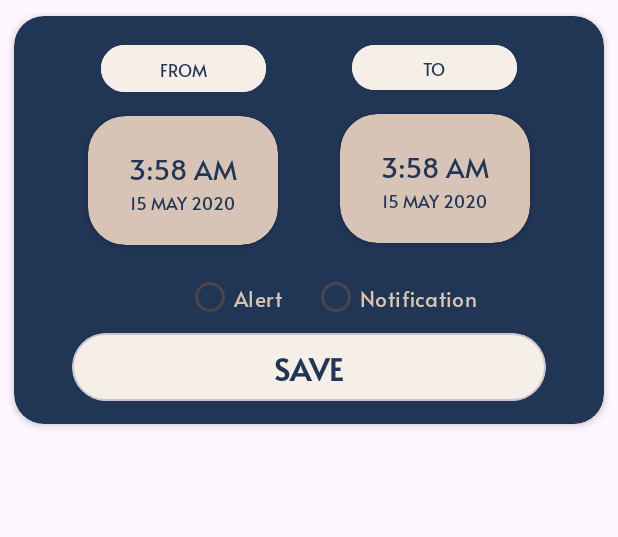
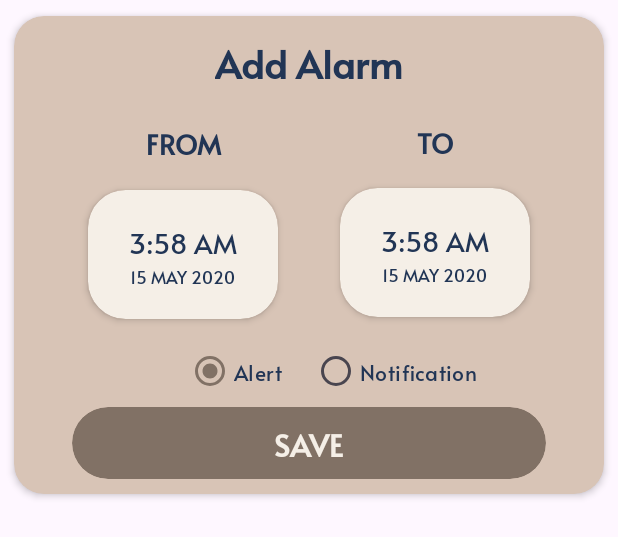
Before and after one commit to hassankamal87/Weather-Cast-ITI-Android, an Android app: the layout alert_dialog_layout.xml on its own in the app's theme, with its tools: preview values and no code run, on a phone screen of 412 x 824 dp. Shown: the top 537 px of the screen. Run offline under Robolectric (Android 15) with nearby library versions, the phone set to English and light mode, and no system bars.

Commit message:
update UI for alert dialog, datePicker, timePicker

```diff
--- a/app/src/main/java/com/example/noaa/alert/view/AlertFragment.kt
+++ b/app/src/main/java/com/example/noaa/alert/view/AlertFragment.kt
@@ -98,6 +98,7 @@ class AlertFragment : Fragment() {
             MaterialDatePicker.Builder.datePicker()
                 .setSelection(MaterialDatePicker.todayInUtcMilliseconds())
                 .setCalendarConstraints(constraintsBuilder.build())
+                .setTheme(R.style.ThemeOverlay_App_DatePicker)
                 .setTitleText("Select date")
                 .build()
 
@@ -164,7 +165,7 @@ class AlertFragment : Fragment() {
         timePicker.addOnCancelListener {
 
             var selector = ""
-            val minute = currentMinute.toString()
+            val minute = (currentMinute+1).toString()
             val hour = when {
                 currentHour > 12 -> {
                     selector = "PM"
@@ -184,7 +185,7 @@ class AlertFragment : Fragment() {
                 fromMinuteInt = currentMinute
             }else{
                 toHourInt = currentHour
-                toMinuteInt = currentMinute
+                toMinuteInt = currentMinute+1
             }
 
         }
--- a/app/src/main/res/layout/alert_dialog_layout.xml
+++ b/app/src/main/res/layout/alert_dialog_layout.xml
@@ -1,9 +1,10 @@
 <?xml version="1.0" encoding="utf-8"?>
 <com.google.android.material.card.MaterialCardView xmlns:android="http://schemas.android.com/apk/res/android"
     xmlns:app="http://schemas.android.com/apk/res-auto"
+    xmlns:tools="http://schemas.android.com/tools"
     android:layout_width="match_parent"
     android:layout_height="wrap_content"
-    android:backgroundTint="@color/text_color"
+    android:backgroundTint="@color/active_color"
     app:cardCornerRadius="20dp"
     app:cardElevation="3dp"
     app:cardUseCompatPadding="true"
@@ -12,34 +13,47 @@
     <androidx.constraintlayout.widget.ConstraintLayout
         android:layout_width="match_parent"
         android:layout_height="match_parent"
-        android:paddingVertical="15dp">
+        android:paddingVertical="10dp">
 
-        <Button
-            android:id="@+id/btn_From"
+        <TextView
+            android:id="@+id/title_alert_dialog"
+            android:layout_width="wrap_content"
+            android:layout_height="wrap_content"
+            android:text="@string/add_alarm"
+            android:textColor="@color/text_color"
+            android:textSize="25sp"
+            android:textStyle="bold"
+            app:layout_constraintEnd_toEndOf="parent"
+            app:layout_constraintStart_toStartOf="parent"
+            app:layout_constraintTop_toTopOf="parent" />
+
+        <TextView
+            android:id="@+id/tv_From_alert_dialog"
             android:layout_width="110dp"
             android:layout_height="39dp"
-            android:backgroundTint="@color/baseColor"
-            android:clickable="false"
+            android:layout_marginTop="15dp"
+            android:gravity="center"
             android:text="@string/from"
             android:textColor="@color/text_color"
-            android:textSize="11sp"
-            app:layout_constraintEnd_toStartOf="@+id/btn_to"
+            android:textSize="18sp"
+            android:textStyle="bold"
+            app:layout_constraintEnd_toStartOf="@+id/tv_to_alert_dialog"
             app:layout_constraintHorizontal_bias="0.5"
             app:layout_constraintStart_toStartOf="parent"
-            app:layout_constraintTop_toTopOf="parent" />
+            app:layout_constraintTop_toBottomOf="@+id/title_alert_dialog" />
 
         <com.google.android.material.card.MaterialCardView
             android:id="@+id/cv_from"
             android:layout_width="wrap_content"
             android:layout_height="wrap_content"
-            android:backgroundTint="@color/second_color_yellow"
+            android:backgroundTint="@color/baseColor"
             android:clickable="true"
             app:cardCornerRadius="25dp"
             app:cardElevation="3dp"
             app:cardUseCompatPadding="true"
-            app:layout_constraintEnd_toEndOf="@id/btn_From"
-            app:layout_constraintStart_toStartOf="@id/btn_From"
-            app:layout_constraintTop_toBottomOf="@id/btn_From"
+            app:layout_constraintEnd_toEndOf="@id/tv_From_alert_dialog"
+            app:layout_constraintStart_toStartOf="@id/tv_From_alert_dialog"
+            app:layout_constraintTop_toBottomOf="@id/tv_From_alert_dialog"
             app:rippleColor="@color/text_color"
             app:strokeWidth="0dp">
 
@@ -74,32 +88,32 @@
 
         </com.google.android.material.card.MaterialCardView>
 
-        <Button
-            android:id="@+id/btn_to"
+        <TextView
+            android:id="@+id/tv_to_alert_dialog"
             android:layout_width="110dp"
             android:layout_height="38dp"
-            android:backgroundTint="@color/baseColor"
-            android:clickable="false"
+            android:gravity="center"
             android:text="@string/to"
             android:textColor="@color/text_color"
-            android:textSize="11sp"
+            android:textSize="18sp"
+            android:textStyle="bold"
             app:layout_constraintEnd_toEndOf="parent"
             app:layout_constraintHorizontal_bias="0.5"
-            app:layout_constraintStart_toEndOf="@+id/btn_From"
-            app:layout_constraintTop_toTopOf="parent" />
+            app:layout_constraintStart_toEndOf="@+id/tv_From_alert_dialog"
+            app:layout_constraintTop_toTopOf="@id/tv_From_alert_dialog" />
 
         <com.google.android.material.card.MaterialCardView
             android:id="@+id/cv_to"
             android:layout_width="wrap_content"
             android:layout_height="wrap_content"
-            android:backgroundTint="@color/second_color_yellow"
+            android:backgroundTint="@color/baseColor"
             android:clickable="true"
             app:cardCornerRadius="25dp"
             app:cardElevation="3dp"
             app:cardUseCompatPadding="true"
-            app:layout_constraintEnd_toEndOf="@id/btn_to"
-            app:layout_constraintStart_toStartOf="@id/btn_to"
-            app:layout_constraintTop_toBottomOf="@id/btn_to"
+            app:layout_constraintEnd_toEndOf="@id/tv_to_alert_dialog"
+            app:layout_constraintStart_toStartOf="@id/tv_to_alert_dialog"
+            app:layout_constraintTop_toBottomOf="@id/tv_to_alert_dialog"
             app:rippleColor="@color/text_color"
             app:strokeWidth="0dp">
 
@@ -139,7 +153,7 @@
             android:layout_width="wrap_content"
             android:layout_height="wrap_content"
             android:layout_marginStart="30dp"
-            android:checkedButton="@+id/radio_button_1"
+            android:checkedButton="@+id/radio_alert"
             android:orientation="horizontal"
             android:paddingHorizontal="40dp"
             app:layout_constraintEnd_toEndOf="@id/cv_to"
@@ -147,42 +161,44 @@
             app:layout_constraintTop_toBottomOf="@id/cv_to">
 
             <RadioButton
-                android:id="@+id/radio_alarm"
+                android:id="@+id/radio_alert"
                 android:layout_width="match_parent"
                 android:layout_height="match_parent"
-                android:paddingRight="20dp"
+                android:paddingEnd="20dp"
                 android:text="@string/alert_noS"
-                android:textColor="@color/second_color_yellow" />
+                android:textColor="@color/text_color"
+                tools:ignore="RtlSymmetry" />
 
             <RadioButton
                 android:id="@+id/radio_notification"
                 android:layout_width="match_parent"
                 android:layout_height="match_parent"
                 android:text="@string/notification"
-                android:textColor="@color/second_color_yellow" />
+                android:textColor="@color/text_color" />
         </RadioGroup>
 
         <com.google.android.material.card.MaterialCardView
             android:id="@+id/btn_save_dialog"
             android:layout_width="0dp"
-            android:layout_height="45dp"
-            android:backgroundTint="@color/baseColor"
+            android:layout_height="48dp"
+            android:backgroundTint="@color/shrine_pink_900"
             android:clickable="true"
+            android:elevation="3dp"
             app:cardCornerRadius="30dp"
             app:layout_constraintEnd_toEndOf="@id/cv_to"
             app:layout_constraintStart_toStartOf="@id/cv_from"
             app:layout_constraintTop_toBottomOf="@id/radioGroup"
-            app:rippleColor="@color/text_color">
+            app:rippleColor="@color/baseColor"
+            app:strokeWidth="0dp">
 
             <TextView
                 android:layout_width="wrap_content"
                 android:layout_height="wrap_content"
                 android:layout_gravity="center"
                 android:text="@string/save"
-                android:textColor="@color/text_color"
+                android:textColor="@color/baseColor"
                 android:textSize="20sp"
-                android:textStyle="bold"
-                />
+                android:textStyle="bold" />
 
         </com.google.android.material.card.MaterialCardView>
 
--- a/app/src/main/res/values/colors.xml
+++ b/app/src/main/res/values/colors.xml
@@ -8,4 +8,7 @@
     <color name="text_color">#213555</color>
     <color name="second_color">#4F709C</color>
     <color name="second_color_yellow">#D8C4B6</color>
+
+    <color name="shrine_pink_100">#D8C4B6</color>
+    <color name="shrine_pink_900">#817165</color>
 </resources>
--- a/app/src/main/res/values/strings.xml
+++ b/app/src/main/res/values/strings.xml
@@ -37,4 +37,5 @@
     <string name="alert_noS">Alert</string>
     <string name="notification">Notification</string>
     <string name="save">SAVE</string>
+    <string name="add_alarm">Add Alarm</string>
 </resources>
--- a/app/src/main/res/values/themes.xml
+++ b/app/src/main/res/values/themes.xml
@@ -6,6 +6,9 @@
         <item name="android:fontFamily">@font/alata_regular</item>
         <item name="colorOnSurface">@color/second_color_yellow</item>
         <item name="colorPrimary">@color/second_color_yellow</item>
+        <item name="materialCalendarTheme">@style/ThemeOverlay.App.DatePicker</item>
+        <item name="materialTimePickerTheme">@style/ThemeOverlay.App.timePicker</item>
+        <item name="radioButtonStyle">@style/Widget.App.RadioButton</item>
     </style>
 
     <style name="Theme.NOAA" parent="Base.Theme.NOAA" />
@@ -19,4 +22,43 @@
         <item name="android:color">@color/active_color</item>
     </style>
 
+
+
+    <style name="ThemeOverlay.App.DatePicker" parent="@style/ThemeOverlay.Material3.MaterialCalendar">
+        <item name="colorPrimary">@color/second_color_yellow</item>
+        <item name="colorOnPrimary">@color/text_color</item>
+        <item name="colorOnSurface">@color/text_color</item>
+        <item name="shapeAppearanceSmallComponent">@style/ShapeAppearance.App.SmallComponent</item>
+        <item name="shapeAppearanceMediumComponent">@style/ShapeAppearance.App.MediumComponent</item>
+        <item name="buttonBarPositiveButtonStyle">@style/TextButton</item>
+        <item name="buttonBarNegativeButtonStyle">@style/TextButton</item>
+    </style>
+    <style name="TextButton" parent="Widget.MaterialComponents.Button.TextButton.Dialog">
+        <item name="android:textColor">@color/text_color</item>
+    </style>
+    <style name="ShapeAppearance.App.SmallComponent" parent="ShapeAppearance.Material3.SmallComponent">
+        <item name="cornerFamily">cut</item>
+    </style>
+    <style name="ShapeAppearance.App.MediumComponent" parent="ShapeAppearance.Material3.MediumComponent">
+        <item name="cornerSize">25dp</item>
+    </style>
+
+    <style name="ThemeOverlay.App.timePicker" parent="@style/ThemeOverlay.Material3.MaterialTimePicker">
+        <item name="colorPrimary">@color/shrine_pink_900</item>
+        <item name="colorOnPrimary">@color/shrine_pink_900</item>
+        <item name="colorOnSurface">@color/text_color</item>
+        <item name="shapeAppearanceSmallComponent">@style/ShapeAppearance.App.SmallComponent</item>
+        <item name="shapeAppearanceMediumComponent">@style/ShapeAppearance.App.MediumComponent</item>
+        <item name="buttonBarPositiveButtonStyle">@style/TextButton</item>
+        <item name="buttonBarNegativeButtonStyle">@style/TextButton</item>
+    </style>
+
+    <style name="Widget.App.RadioButton" parent="Widget.Material3.CompoundButton.RadioButton">
+        <item name="materialThemeOverlay">@style/ThemeOverlay.App.RadioButton</item>
+    </style>
+
+    <style name="ThemeOverlay.App.RadioButton" parent="">
+        <item name="colorOnSurface">@color/shrine_pink_900</item>
+        <item name="colorPrimary">@color/shrine_pink_900</item>
+    </style>
 </resources>
```
